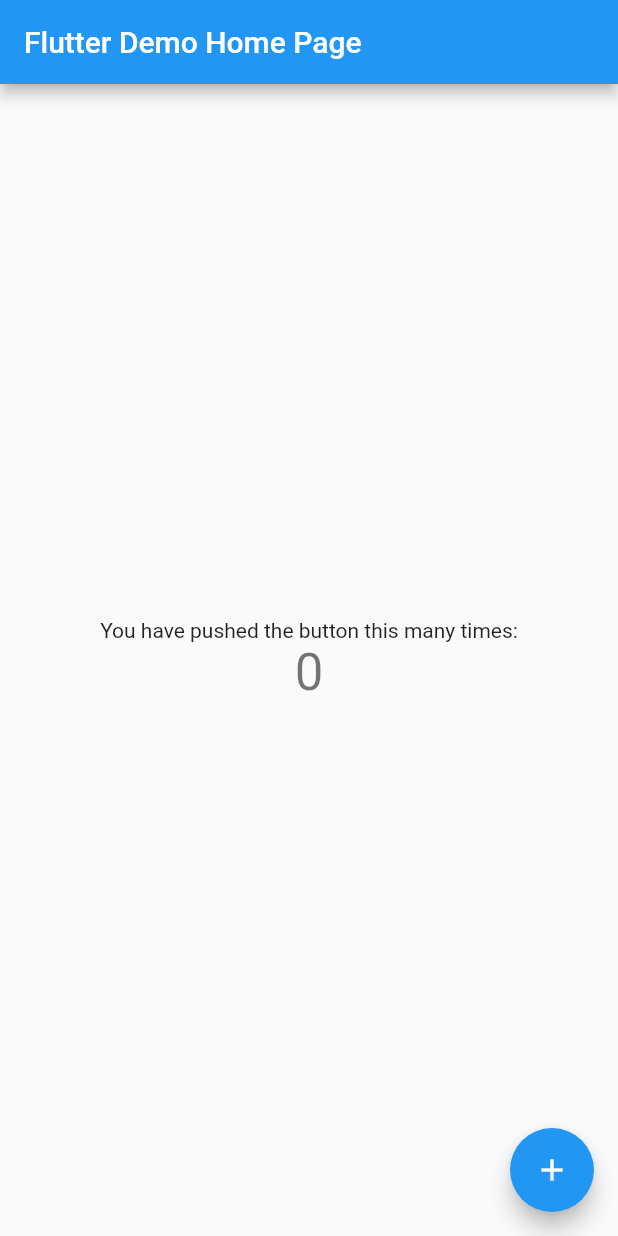
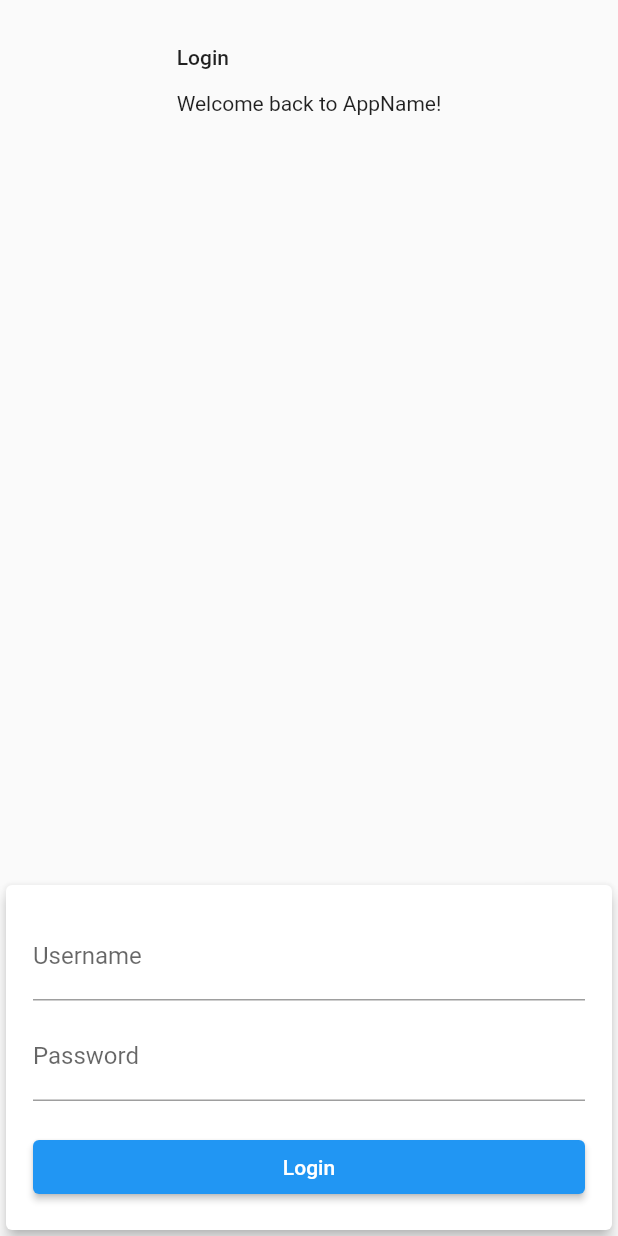
Before and after one commit to djag07907/responsive_login, a Flutter app: the screen it shows after launch, on a phone screen of 412 x 824 dp. Run offline on Flutter 3.47's test engine with Material 2 defaults, Android fonts, the phone set to English and light mode, and no system bars.

Commit message:
base login

```diff
--- a/lib/main.dart
+++ b/lib/main.dart
@@ -1,4 +1,5 @@
 import 'package:flutter/material.dart';
+import 'package:responsive_login/screens/login.dart';
 
 void main() {
   runApp(const MyApp());
@@ -11,105 +12,11 @@
   @override
   Widget build(BuildContext context) {
     return MaterialApp(
-      title: 'Flutter Demo',
+      title: 'Responsive Login',
       theme: ThemeData(
-        // This is the theme of your application.
-        //
-        // Try running your application with "flutter run". You'll see the
-        // application has a blue toolbar. Then, without quitting the app, try
-        // changing the primarySwatch below to Colors.green and then invoke
-        // "hot reload" (press "r" in the console where you ran "flutter run",
-        // or simply save your changes to "hot reload" in a Flutter IDE).
-        // Notice that the counter didn't reset back to zero; the application
-        // is not restarted.
         primarySwatch: Colors.blue,
       ),
-      home: const MyHomePage(title: 'Flutter Demo Home Page'),
+      home: LoginPage(),
     );
   }
 }
-
-class MyHomePage extends StatefulWidget {
-  const MyHomePage({super.key, required this.title});
-
-  // This widget is the home page of your application. It is stateful, meaning
-  // that it has a State object (defined below) that contains fields that affect
-  // how it looks.
-
-  // This class is the configuration for the state. It holds the values (in this
-  // case the title) provided by the parent (in this case the App widget) and
-  // used by the build method of the State. Fields in a Widget subclass are
-  // always marked "final".
-
-  final String title;
-
-  @override
-  State<MyHomePage> createState() => _MyHomePageState();
-}
-
-class _MyHomePageState extends State<MyHomePage> {
-  int _counter = 0;
-
-  void _incrementCounter() {
-    setState(() {
-      // This call to setState tells the Flutter framework that something has
-      // changed in this State, which causes it to rerun the build method below
-      // so that the display can reflect the updated values. If we changed
-      // _counter without calling setState(), then the build method would not be
-      // called again, and so nothing would appear to happen.
-      _counter++;
-    });
-  }
-
-  @override
-  Widget build(BuildContext context) {
-    // This method is rerun every time setState is called, for instance as done
-    // by the _incrementCounter method above.
-    //
-    // The Flutter framework has been optimized to make rerunning build methods
-    // fast, so that you can just rebuild anything that needs updating rather
-    // than having to individually change instances of widgets.
-    return Scaffold(
-      appBar: AppBar(
-        // Here we take the value from the MyHomePage object that was created by
-        // the App.build method, and use it to set our appbar title.
-        title: Text(widget.title),
-      ),
-      body: Center(
-        // Center is a layout widget. It takes a single child and positions it
-        // in the middle of the parent.
-        child: Column(
-          // Column is also a layout widget. It takes a list of children and
-          // arranges them vertically. By default, it sizes itself to fit its
-          // children horizontally, and tries to be as tall as its parent.
-          //
-          // Invoke "debug painting" (press "p" in the console, choose the
-          // "Toggle Debug Paint" action from the Flutter Inspector in Android
-          // Studio, or the "Toggle Debug Paint" command in Visual Studio Code)
-          // to see the wireframe for each widget.
-          //
-          // Column has various properties to control how it sizes itself and
-          // how it positions its children. Here we use mainAxisAlignment to
-          // center the children vertically; the main axis here is the vertical
-          // axis because Columns are vertical (the cross axis would be
-          // horizontal).
-          mainAxisAlignment: MainAxisAlignment.center,
-          children: <Widget>[
-            const Text(
-              'You have pushed the button this many times:',
-            ),
-            Text(
-              '$_counter',
-              style: Theme.of(context).textTheme.headline4,
-            ),
-          ],
-        ),
-      ),
-      floatingActionButton: FloatingActionButton(
-        onPressed: _incrementCounter,
-        tooltip: 'Increment',
-        child: const Icon(Icons.add),
-      ), // This trailing comma makes auto-formatting nicer for build methods.
-    );
-  }
-}
--- /dev/null
+++ b/lib/screens/login.dart
@@ -0,0 +1,80 @@
+/**
+ * @author Daniel Alvarez
+ * @email josamogax@gmail.com
+ * @create date 2023-02-23 00:45:06
+ * @modify date 2023-02-23 00:45:06
+ * @desc [description]
+ */
+
+import 'package:flutter/material.dart';
+
+class LoginPage extends StatelessWidget {
+  const LoginPage({super.key});
+
+  @override
+  Widget build(BuildContext context) {
+    return Scaffold(
+      resizeToAvoidBottomInset: false, // this helps when a keyboard is open
+      body: Column(
+        mainAxisAlignment: MainAxisAlignment.spaceBetween,
+        children: <Widget>[
+          Padding(
+            padding: const EdgeInsets.all(30.0),
+            child: Column(
+              crossAxisAlignment: CrossAxisAlignment.start,
+              children: <Widget>[
+                Text(
+                  "Login",
+                  style: Theme.of(context).textTheme.bodyLarge,
+                ),
+                const SizedBox(
+                  height: 15.0,
+                ),
+                Text(
+                  "Welcome back to AppName!",
+                  style: Theme.of(context).textTheme.bodyMedium,
+                ),
+              ],
+            ),
+          ),
+          Center(
+            child: Card(
+              elevation: 4.0,
+              child: Padding(
+                padding: const EdgeInsets.all(18.0),
+                child: Column(
+                  crossAxisAlignment: CrossAxisAlignment.stretch,
+                  children: <Widget>[
+                    TextFormField(
+                      decoration: const InputDecoration(
+                        labelText: "Username",
+                      ),
+                    ),
+                    const SizedBox(
+                      height: 8.0,
+                    ),
+                    TextFormField(
+                      obscureText: true,
+                      decoration: const InputDecoration(
+                        labelText: "Password",
+                      ),
+                    ),
+                    const SizedBox(
+                      height: 20.0,
+                    ),
+                    ElevatedButton(
+                      onPressed: () {
+                        // logic for logging in
+                      },
+                      child: const Text("Login"),
+                    )
+                  ],
+                ),
+              ),
+            ),
+          ),
+        ],
+      ),
+    );
+  }
+}
```
